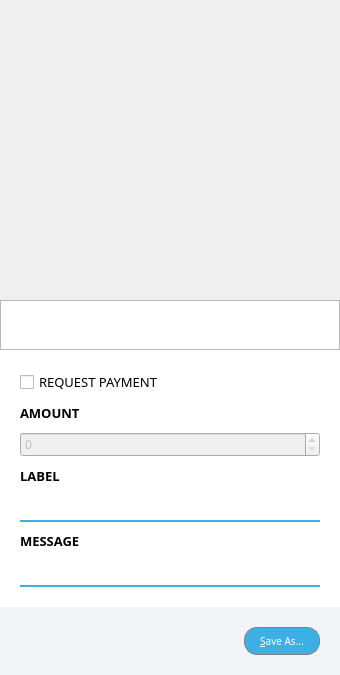
Qt form src/qt/forms/qrcodedialog.ui (aurovine/AudioCoin) before a commit.
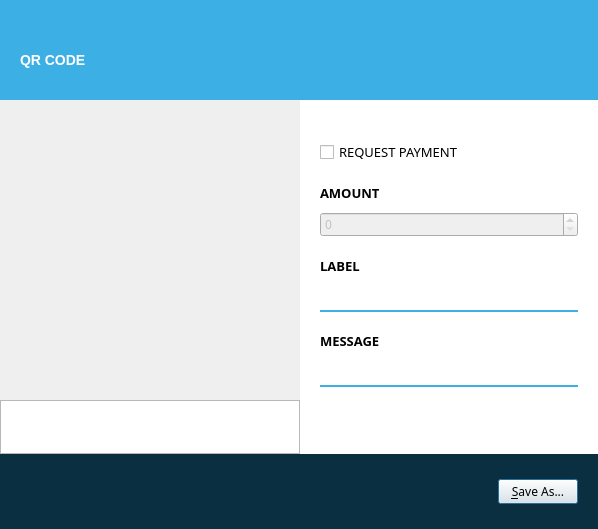
The same form after that commit. Icons and pictures are not drawn. Custom widgets are drawn as their Qt base class.

Commit message: changes overall button design and fixes minor ui discrepancies

Patch:
```diff
--- a/src/qt/forms/qrcodedialog.ui
+++ b/src/qt/forms/qrcodedialog.ui
@@ -6,8 +6,8 @@
    <rect>
     <x>0</x>
     <y>0</y>
-    <width>340</width>
-    <height>643</height>
+    <width>598</width>
+    <height>529</height>
    </rect>
   </property>
   <property name="windowTitle">
@@ -18,13 +18,6 @@
 QLineEdit { border: none; border-bottom: 2px solid #3cb0e5; padding: 3px 5px; background: transparent; }
 QLineEdit:disabled { border-color: #899399; }
 
-#buttonWidget { background-color: #f3f4f7; }
-
-QPushButton { font-family: 'Montserrat'; text-transform: uppercase; font-size: 10px; border: 1px solid gray; padding: 0px 15px; border-radius: 13px; min-height: 26px; max-height: 26px; background-color: white; }
-
-QPushButton:hover, QPushButton:pressed { background-color: #1c99d2; color: white; }
-QPushButton:disabled { background-color: white; color: gray; }
-
 QDoubleSpinBox {
     border: none;
 	height: 24px;
@@ -124,6 +117,78 @@
     <number>0</number>
    </property>
    <item>
+    <widget class="QWidget" name="titleWidget" native="true">
+     <property name="sizePolicy">
+      <sizepolicy hsizetype="Preferred" vsizetype="Fixed">
+       <horstretch>0</horstretch>
+       <verstretch>0</verstretch>
+      </sizepolicy>
+     </property>
+     <property name="minimumSize">
+      <size>
+       <width>0</width>
+       <height>100</height>
+      </size>
+     </property>
+     <property name="maximumSize">
+      <size>
+       <width>16777215</width>
+       <height>100</height>
+      </size>
+     </property>
+     <property name="styleSheet">
+      <string notr="true">#titleWidget { background-color: #3cb0e5; } QLabel { color: white; }</string>
+     </property>
+     <layout class="QHBoxLayout" name="titleWidgetLayout" stretch="1,0">
+      <property name="spacing">
+       <number>0</number>
+      </property>
+      <property name="leftMargin">
+       <number>20</number>
+      </property>
+      <property name="topMargin">
+       <number>50</number>
+      </property>
+      <property name="rightMargin">
+       <number>20</number>
+      </property>
+      <property name="bottomMargin">
+       <number>30</number>
+      </property>
+      <item>
+       <widget class="QLabel" name="titleLabel">
+        <property name="styleSheet">
+         <string notr="true">#titleLabel { text-transform: uppercase; font-family: 'Montserrat'; font-size: 14px; font-weight: bold; }</string>
+        </property>
+        <property name="text">
+         <string>QR CODE</string>
+        </property>
+       </widget>
+      </item>
+      <item>
+       <widget class="QLabel" name="titleIcon">
+        <property name="text">
+         <string/>
+        </property>
+        <property name="pixmap">
+         <pixmap resource="../bitcoin.qrc">:/icons/material/white/qrcode</pixmap>
+        </property>
+       </widget>
+      </item>
+     </layout>
+    </widget>
+   </item>
+   <item>
+    <layout class="QHBoxLayout" name="horizontalLayout" stretch="1,1">
+     <property name="spacing">
+      <number>0</number>
+     </property>
+     <item>
+      <layout class="QVBoxLayout" name="verticalLayout">
+       <property name="spacing">
+        <number>0</number>
+       </property>
+       <item>
     <widget class="QLabel" name="lblQRCode">
      <property name="sizePolicy">
       <sizepolicy hsizetype="Expanding" vsizetype="Expanding">
@@ -137,6 +202,12 @@
        <height>300</height>
       </size>
      </property>
+         <property name="maximumSize">
+          <size>
+           <width>300</width>
+           <height>300</height>
+          </size>
+         </property>
      <property name="textFormat">
       <enum>Qt::PlainText</enum>
      </property>
@@ -170,23 +241,25 @@
      </property>
     </widget>
    </item>
+      </layout>
+     </item>
    <item>
     <widget class="QWidget" name="inputWidget" native="true">
      <layout class="QVBoxLayout" name="verticalLayout_2">
       <property name="spacing">
-       <number>10</number>
+         <number>20</number>
       </property>
       <property name="leftMargin">
        <number>20</number>
       </property>
       <property name="topMargin">
-       <number>20</number>
+         <number>40</number>
       </property>
       <property name="rightMargin">
        <number>20</number>
       </property>
       <property name="bottomMargin">
-       <number>20</number>
+         <number>40</number>
       </property>
       <item>
        <widget class="QCheckBox" name="chkReqPayment">
@@ -208,6 +281,9 @@
       </item>
       <item>
        <layout class="QVBoxLayout" name="amountLayout">
+          <property name="spacing">
+           <number>10</number>
+          </property>
         <item>
          <widget class="QLabel" name="amountLabel">
           <property name="sizePolicy">
@@ -260,6 +336,9 @@
       </item>
       <item>
        <layout class="QVBoxLayout" name="labelLayout">
+          <property name="spacing">
+           <number>10</number>
+          </property>
         <item>
          <widget class="QLabel" name="labelLabel">
           <property name="font">
@@ -297,6 +376,9 @@
       </item>
       <item>
        <layout class="QVBoxLayout" name="messageLayout">
+          <property name="spacing">
+           <number>10</number>
+          </property>
         <item>
          <widget class="QLabel" name="messageLabel">
           <property name="font">
@@ -332,11 +414,49 @@
         </item>
        </layout>
       </item>
-     </layout>
-    </widget>
+        <item>
+         <spacer name="verticalSpacer">
+          <property name="orientation">
+           <enum>Qt::Vertical</enum>
+          </property>
+          <property name="sizeHint" stdset="0">
+           <size>
+            <width>20</width>
+            <height>40</height>
+           </size>
+          </property>
+         </spacer>
+        </item>
+       </layout>
+      </widget>
+     </item>
+    </layout>
    </item>
    <item>
     <widget class="QWidget" name="buttonWidget" native="true">
+     <property name="sizePolicy">
+      <sizepolicy hsizetype="Preferred" vsizetype="Fixed">
+       <horstretch>0</horstretch>
+       <verstretch>0</verstretch>
+      </sizepolicy>
+     </property>
+     <property name="minimumSize">
+      <size>
+       <width>0</width>
+       <height>75</height>
+      </size>
+     </property>
+     <property name="maximumSize">
+      <size>
+       <width>16777215</width>
+       <height>75</height>
+      </size>
+     </property>
+     <property name="styleSheet">
+      <string notr="true">#buttonWidget { background-color: #092f41; } #titleWidget, #bodyWidget { background-color: white; }
+
+QLineEdit { border: none; border-bottom: 2px solid #3cb0e5; padding: 3px 5px; background: transparent; } QLineEdit:disabled { border-color: #899399; }</string>
+     </property>
      <layout class="QHBoxLayout" name="buttonWidgetLayout">
       <property name="spacing">
        <number>15</number>
@@ -371,13 +491,8 @@
         <property name="font">
          <font>
           <family>Montserrat</family>
-          <pointsize>-1</pointsize>
          </font>
         </property>
-        <property name="styleSheet">
-         <string notr="true">#saveButton { background-color: #3cb0e5; color: white; border: 1px solid gray; }
-#saveButton:hover, #saveButton:pressed { background-color: #1c99d2; }</string>
-        </property>
         <property name="text">
          <string>&amp;Save As...</string>
         </property>
@@ -389,6 +504,11 @@
   </layout>
  </widget>
  <customwidgets>
+  <customwidget>
+   <class>QCustomButton</class>
+   <extends>QPushButton</extends>
+   <header>qcustombutton.h</header>
+  </customwidget>
   <customwidget>
    <class>BitcoinAmountField</class>
    <extends>QSpinBox</extends>
```
Left out of the diff: 18 changed lines with no effect on the pictures. Lines whose indentation alone changed are shown as unchanged. The commit also changes 188 other files.
